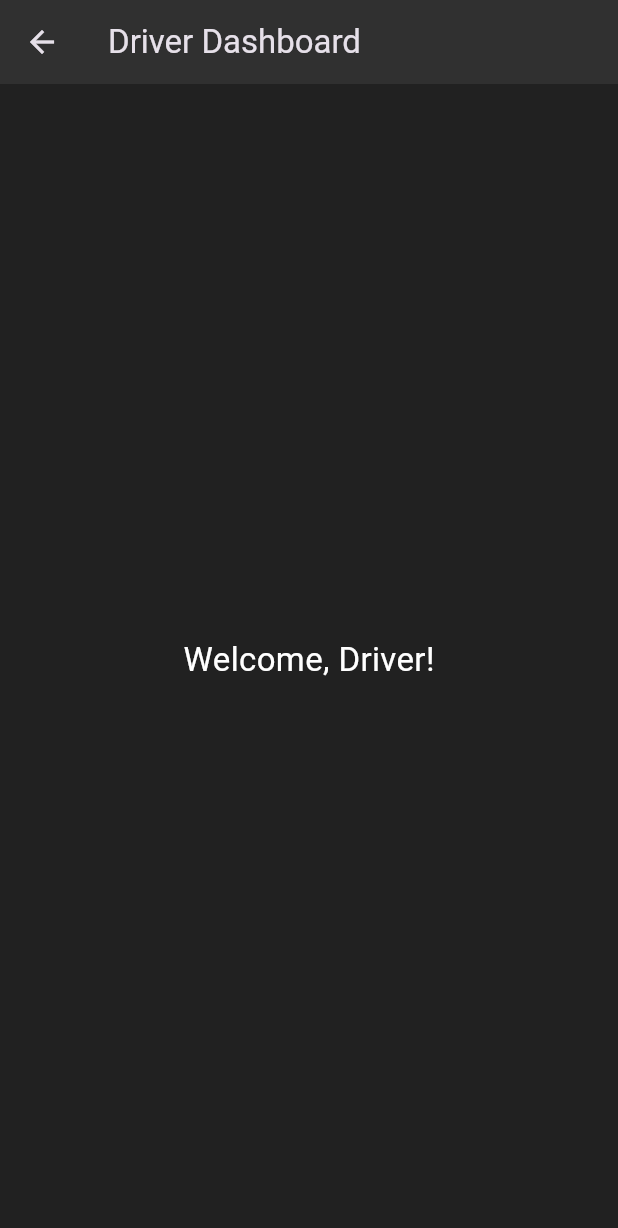
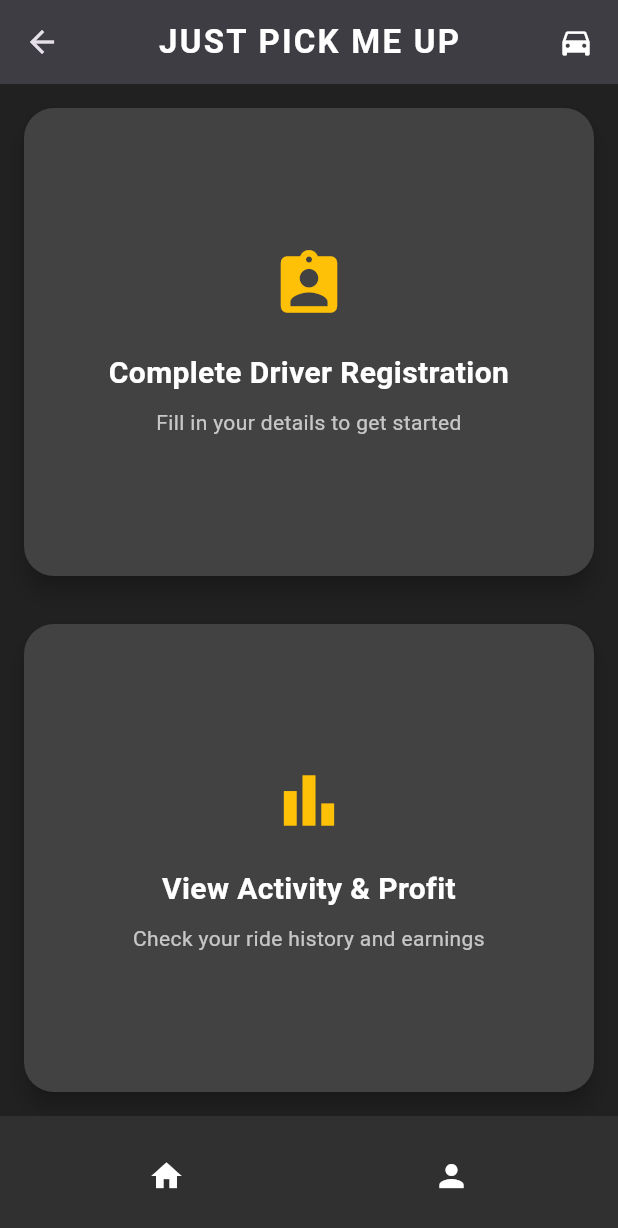
Before and after one commit to Sharanmalali/interntask, a Flutter app: the DriverHomePage screen opened by its route, on a phone screen of 412 x 824 dp. Shown: the top 1228 px of the screen. Run offline on Flutter 3.47's test engine with Material 3 defaults, Android fonts, the phone set to English and light mode, and no system bars; our stand-ins replace cloud_firestore, firebase_auth, firebase_core, google_sign_in; accounts and stored records are empty.

Commit message:
DIRVER HOME PAGE UPDATED

```diff
--- a/interntask/lib/driverscreens/driver_home_page.dart
+++ b/interntask/lib/driverscreens/driver_home_page.dart
@@ -1,22 +1,200 @@
 import 'package:flutter/material.dart';
 
-class DriverHomePage extends StatelessWidget {
-  const DriverHomePage({super.key});
+// Placeholder profile page
+class DriverProfilePage extends StatelessWidget {
+  const DriverProfilePage({super.key});
 
   @override
   Widget build(BuildContext context) {
     return Scaffold(
       backgroundColor: Colors.grey[900],
       appBar: AppBar(
-        title: const Text('Driver Dashboard'),
+        title: const Text('Driver Profile'),
         backgroundColor: Colors.grey[850],
       ),
       body: const Center(
         child: Text(
-          'Welcome, Driver!',
-          style: TextStyle(fontSize: 22, color: Colors.white),
+          'Profile page coming soon!',
+          style: TextStyle(fontSize: 18, color: Colors.white),
         ),
       ),
     );
   }
 }
+
+class DriverHomePage extends StatelessWidget {
+  const DriverHomePage({super.key});
+
+  void _navigateToDriverRegistration(BuildContext context) {
+    Navigator.push(
+      context,
+      MaterialPageRoute(
+        builder: (context) =>
+            const PlaceholderPage(title: 'Driver Registration'),
+      ),
+    );
+  }
+
+  void _navigateToDriverActivity(BuildContext context) {
+    Navigator.push(
+      context,
+      MaterialPageRoute(
+        builder: (context) =>
+            const PlaceholderPage(title: 'Driver Activity & Profit'),
+      ),
+    );
+  }
+
+  void _navigateToProfile(BuildContext context) {
+    Navigator.push(
+      context,
+      MaterialPageRoute(
+        builder: (context) => const DriverProfilePage(),
+      ),
+    );
+  }
+
+  void _navigateToHome(BuildContext context) {
+    Navigator.pushAndRemoveUntil(
+      context,
+      MaterialPageRoute(builder: (context) => const DriverHomePage()),
+      (route) => false,
+    );
+  }
+
+  @override
+  Widget build(BuildContext context) {
+    return Scaffold(
+      backgroundColor: Colors.grey[900],
+      appBar: AppBar(
+        title: const Text(
+          'JUST PICK ME UP',
+          style: TextStyle(
+            fontWeight: FontWeight.bold,
+            letterSpacing: 1.5,
+            color: Colors.white,
+          ),
+        ),
+        backgroundColor: Colors.grey[850],
+        centerTitle: true,
+        elevation: 4,
+        actions: const [
+          Padding(
+            padding: EdgeInsets.only(right: 16.0),
+            child: Icon(Icons.directions_car, color: Colors.white),
+          ),
+        ],
+      ),
+      body: Column(
+        children: [
+          Expanded(
+            child: Padding(
+              padding: const EdgeInsets.all(12.0),
+              child: _buildOptionCard(
+                context,
+                title: 'Complete Driver Registration',
+                subtitle: 'Fill in your details to get started',
+                icon: Icons.assignment_ind,
+                onTap: () => _navigateToDriverRegistration(context),
+              ),
+            ),
+          ),
+          Expanded(
+            child: Padding(
+              padding: const EdgeInsets.all(12.0),
+              child: _buildOptionCard(
+                context,
+                title: 'View Activity & Profit',
+                subtitle: 'Check your ride history and earnings',
+                icon: Icons.bar_chart,
+                onTap: () => _navigateToDriverActivity(context),
+              ),
+            ),
+          ),
+        ],
+      ),
+      bottomNavigationBar: BottomAppBar(
+        color: Colors.grey[850],
+        shape: const CircularNotchedRectangle(),
+        child: Row(
+          mainAxisAlignment: MainAxisAlignment.spaceAround,
+          children: [
+            IconButton(
+              icon: const Icon(Icons.home, color: Colors.white),
+              onPressed: () => _navigateToHome(context),
+            ),
+            IconButton(
+              icon: const Icon(Icons.person, color: Colors.white),
+              onPressed: () => _navigateToProfile(context),
+            ),
+          ],
+        ),
+      ),
+    );
+  }
+
+  Widget _buildOptionCard(BuildContext context,
+      {required String title,
+      required String subtitle,
+      required IconData icon,
+      required VoidCallback onTap}) {
+    return Card(
+      color: Colors.grey[800],
+      shape: RoundedRectangleBorder(borderRadius: BorderRadius.circular(20)),
+      elevation: 6,
+      child: InkWell(
+        borderRadius: BorderRadius.circular(20),
+        onTap: onTap,
+        child: Container(
+          padding: const EdgeInsets.all(24.0),
+          width: double.infinity,
+          child: Column(
+            mainAxisAlignment: MainAxisAlignment.center,
+            children: [
+              Icon(icon, size: 50, color: Colors.amber),
+              const SizedBox(height: 20),
+              Text(
+                title,
+                style: const TextStyle(
+                  color: Colors.white,
+                  fontSize: 20,
+                  fontWeight: FontWeight.bold,
+                ),
+                textAlign: TextAlign.center,
+              ),
+              const SizedBox(height: 8),
+              Text(
+                subtitle,
+                style: const TextStyle(color: Colors.white70, fontSize: 14),
+                textAlign: TextAlign.center,
+              ),
+            ],
+          ),
+        ),
+      ),
+    );
+  }
+}
+
+// Placeholder for both registration and activity screens
+class PlaceholderPage extends StatelessWidget {
+  final String title;
+  const PlaceholderPage({super.key, required this.title});
+
+  @override
+  Widget build(BuildContext context) {
+    return Scaffold(
+      backgroundColor: Colors.grey[900],
+      appBar: AppBar(
+        backgroundColor: Colors.grey[850],
+        title: Text(title),
+      ),
+      body: const Center(
+        child: Text(
+          'This page will be implemented later.',
+          style: TextStyle(color: Colors.white, fontSize: 16),
+        ),
+      ),
+    );
+  }
+}
```
